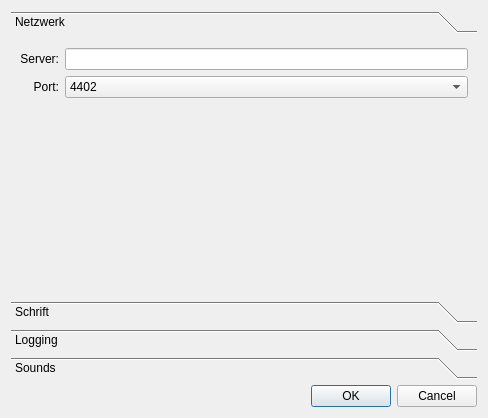
Qt form settingsdialog.ui (SStalker/LagunaChat-Client) before a commit.
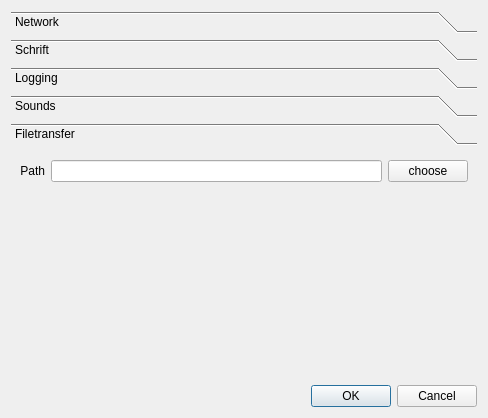
The same form after that commit. The open tabs and pages were chosen to show the change. Icons and pictures are not drawn.

Commit message: user must choose an user and a file to transfer a file to an friend...deleted unnessacary files

Diff of the .ui file:
```diff
--- a/settingsdialog.ui
+++ b/settingsdialog.ui
@@ -24,7 +24,7 @@
    <bool>true</bool>
   </property>
   <layout class="QGridLayout" name="gridLayout_2">
-   <item row="1" column="0">
+   <item row="2" column="0">
     <widget class="QDialogButtonBox" name="buttonBox">
      <property name="orientation">
       <enum>Qt::Horizontal</enum>
@@ -34,10 +34,10 @@
      </property>
     </widget>
    </item>
-   <item row="0" column="0">
+   <item row="1" column="0">
     <widget class="QToolBox" name="toolBox">
      <property name="currentIndex">
-      <number>3</number>
+      <number>0</number>
      </property>
      <widget class="QWidget" name="page">
       <property name="geometry">
@@ -45,26 +45,26 @@
         <x>0</x>
         <y>0</y>
         <width>470</width>
-        <height>260</height>
+        <height>232</height>
        </rect>
       </property>
       <attribute name="label">
-       <string>Netzwerk</string>
+       <string>Network</string>
       </attribute>
       <layout class="QGridLayout" name="gridLayout">
-       <item row="0" column="0">
-        <widget class="QLabel" name="labelServerAddress">
-         <property name="text">
-          <string>Server:</string>
-         </property>
-         <property name="alignment">
-          <set>Qt::AlignRight|Qt::AlignTrailing|Qt::AlignVCenter</set>
-         </property>
-        </widget>
-       </item>
        <item row="0" column="1">
         <widget class="QLineEdit" name="lineEditServerAddress"/>
        </item>
+       <item row="0" column="0">
+        <widget class="QLabel" name="labelServerAddress">
+         <property name="text">
+          <string>Server:</string>
+         </property>
+         <property name="alignment">
+          <set>Qt::AlignRight|Qt::AlignTrailing|Qt::AlignVCenter</set>
+         </property>
+        </widget>
+       </item>
        <item row="1" column="0">
         <widget class="QLabel" name="labelServerPort">
          <property name="text">
@@ -115,7 +115,7 @@
         <x>0</x>
         <y>0</y>
         <width>470</width>
-        <height>260</height>
+        <height>232</height>
        </rect>
       </property>
       <attribute name="label">
@@ -145,6 +145,14 @@
       </layout>
      </widget>
      <widget class="QWidget" name="page_3">
+      <property name="geometry">
+       <rect>
+        <x>0</x>
+        <y>0</y>
+        <width>470</width>
+        <height>232</height>
+       </rect>
+      </property>
       <attribute name="label">
        <string>Logging</string>
       </attribute>
@@ -166,10 +174,62 @@
       <property name="enabled">
        <bool>false</bool>
       </property>
+      <property name="geometry">
+       <rect>
+        <x>0</x>
+        <y>0</y>
+        <width>470</width>
+        <height>232</height>
+       </rect>
+      </property>
       <attribute name="label">
        <string>Sounds</string>
       </attribute>
      </widget>
+     <widget class="QWidget" name="page_5">
+      <attribute name="label">
+       <string>Filetransfer</string>
+      </attribute>
+      <layout class="QGridLayout" name="gridLayout_5">
+       <item row="0" column="0">
+        <layout class="QGridLayout" name="gridLayout_4">
+         <item row="0" column="0">
+          <widget class="QLabel" name="labelServerAddress_2">
+           <property name="text">
+            <string>Path</string>
+           </property>
+           <property name="alignment">
+            <set>Qt::AlignRight|Qt::AlignTrailing|Qt::AlignVCenter</set>
+           </property>
+          </widget>
+         </item>
+         <item row="0" column="1">
+          <widget class="QLineEdit" name="lineEditFileTransferPath"/>
+         </item>
+         <item row="0" column="2">
+          <widget class="QPushButton" name="pushButton_FileTransfer_Path">
+           <property name="text">
+            <string>choose</string>
+           </property>
+          </widget>
+         </item>
+         <item row="1" column="1">
+          <spacer name="verticalSpacer_3">
+           <property name="orientation">
+            <enum>Qt::Vertical</enum>
+           </property>
+           <property name="sizeHint" stdset="0">
+            <size>
+             <width>20</width>
+             <height>40</height>
+            </size>
+           </property>
+          </spacer>
+         </item>
+        </layout>
+       </item>
+      </layout>
+     </widget>
     </widget>
    </item>
   </layout>
```
The commit also changes 5 other files.
